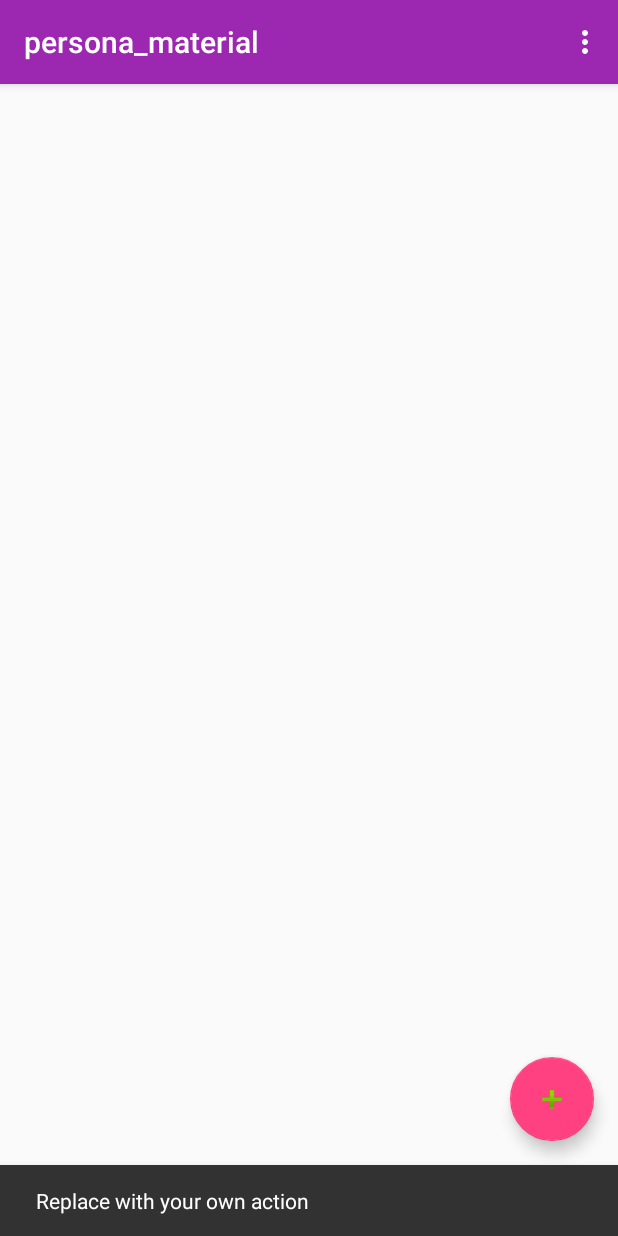
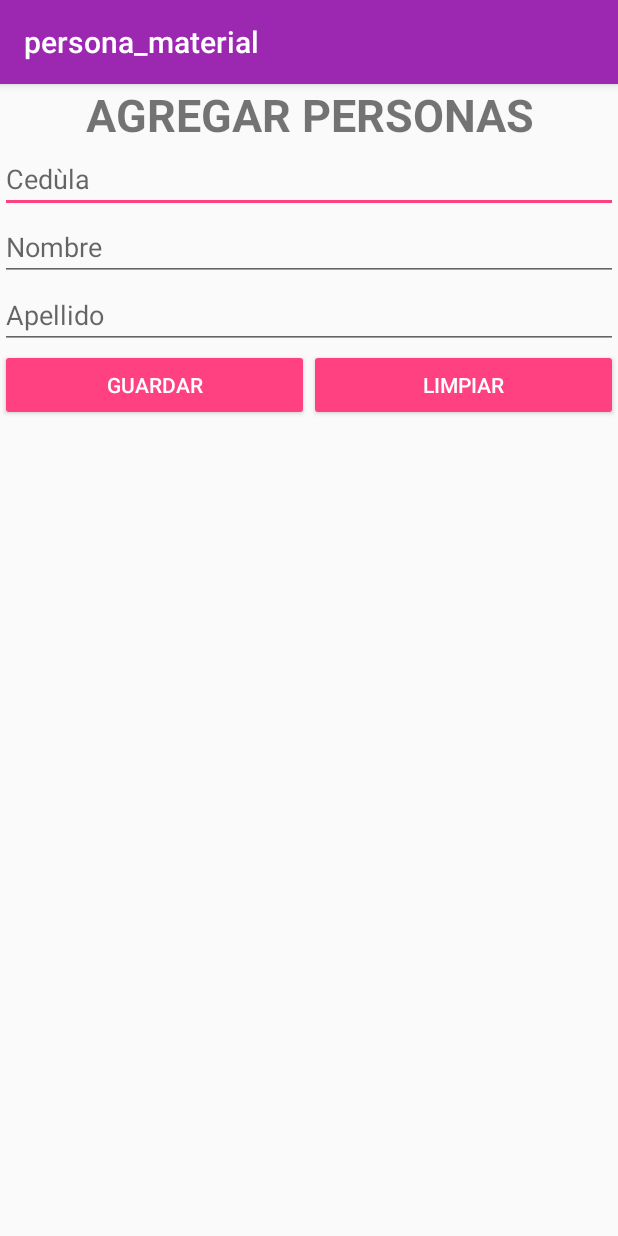
Before and after one commit to YuriQuintero5/Personal_Material, an Android app: the screen it shows after launch (MainActivity before the commit, AgregarPersonas after it), after a tap on an icon or button, on a phone screen of 412 x 824 dp. Run offline under Robolectric (Android 15) with nearby library versions, the phone set to English and light mode, and no system bars.

Commit message:
Funcionalidad agregar persona terminada, queda pendiente validaciones

```diff
--- a/app/src/main/java/com/example/persona_material/AgregarPersonas.java
+++ b/app/src/main/java/com/example/persona_material/AgregarPersonas.java
@@ -2,13 +2,73 @@ package com.example.persona_material;
 
 import androidx.appcompat.app.AppCompatActivity;
 
+import android.content.Context;
+import android.content.Intent;
 import android.os.Bundle;
+import android.view.View;
+import android.view.inputmethod.InputMethodManager;
+import android.widget.EditText;
+
+import com.google.android.material.snackbar.Snackbar;
+
+import java.util.ArrayList;
+import java.util.Random;
 
 public class AgregarPersonas extends AppCompatActivity {
+    private ArrayList<Integer> fotos;
+    private EditText cedula, nombre, apellido;
 
     @Override
     protected void onCreate(Bundle savedInstanceState) {
         super.onCreate(savedInstanceState);
         setContentView(R.layout.activity_agregar_personas);
+        cedula = findViewById(R.id.txtCedula);
+        nombre = findViewById(R.id.txtNombre);
+        apellido = findViewById(R.id.txtApellido);
+
+        fotos = new ArrayList<>();
+        fotos.add(R.drawable.images);
+        fotos.add(R.drawable.images2);
+        fotos.add(R.drawable.images3);
+    }
+
+    public void guardar(View v){
+        String ced, nom, apell;
+        int foto;
+        Persona persona;
+        InputMethodManager imp = (InputMethodManager) getSystemService(Context.INPUT_METHOD_SERVICE);//para qu el teclado se baje
+        ced = cedula.getText().toString();
+        nom = nombre.getText().toString();
+        apell = apellido.getText().toString();
+        foto = foto_aleatoria();
+        persona = new Persona(ced, nom, apell, foto);
+        persona.guardar();
+        limpiar();
+        imp.hideSoftInputFromWindow(cedula.getWindowToken(), 0);//para qu el teclado se baje
+        Snackbar.make(v, getString(R.string.mensaje_guardado_correcto), Snackbar.LENGTH_LONG).show();
+    }
+
+    public void limpiar(View V){
+        limpiar();
+    }
+
+    public int foto_aleatoria(){
+        int foto_seleccionada;
+        Random r = new Random();
+        foto_seleccionada = r. nextInt(this.fotos.size());
+        return fotos.get(foto_seleccionada);
+    }
+
+    public void limpiar(){
+        cedula.setText("");
+        nombre.setText("");
+        apellido.setText("");
+        cedula.requestFocus();
+    }
+
+    public void onBackPressed(){
+        finish();
+        Intent i = new Intent(AgregarPersonas.this, MainActivity.class);
+        startActivity(i);
     }
 }
--- a/app/src/main/java/com/example/persona_material/MainActivity.java
+++ b/app/src/main/java/com/example/persona_material/MainActivity.java
@@ -1,5 +1,6 @@
 package com.example.persona_material;
 
+import android.content.Intent;
 import android.os.Bundle;
 
 import com.google.android.material.floatingactionbutton.FloatingActionButton;
@@ -20,36 +21,16 @@ public class MainActivity extends AppCompatActivity {
         setContentView(R.layout.activity_main);
         Toolbar toolbar = findViewById(R.id.toolbar);
         setSupportActionBar(toolbar);
+        FloatingActionButton fab = findViewById(R.id.btnAgregar);
 
-        FloatingActionButton fab = findViewById(R.id.btnAgregar);
-        fab.setOnClickListener(new View.OnClickListener() {
-            @Override
-            public void onClick(View view) {
-                Snackbar.make(view, "Replace with your own action", Snackbar.LENGTH_LONG)
-                        .setAction("Action", null).show();
-            }
-        });
     }
 
-    @Override
-    public boolean onCreateOptionsMenu(Menu menu) {
-        // Inflate the menu; this adds items to the action bar if it is present.
-        getMenuInflater().inflate(R.menu.menu_main, menu);
-        return true;
-    }
+    public void agregar(View v) {
+       Intent i;
+       i = new Intent(MainActivity.this, AgregarPersonas.class);
+       startActivity(i);
+       finish();
 
-    @Override
-    public boolean onOptionsItemSelected(MenuItem item) {
-        // Handle action bar item clicks here. The action bar will
-        // automatically handle clicks on the Home/Up button, so long
-        // as you specify a parent activity in AndroidManifest.xml.
-        int id = item.getItemId();
 
-        //noinspection SimplifiableIfStatement
-        if (id == R.id.action_settings) {
-            return true;
-        }
-
-        return super.onOptionsItemSelected(item);
     }
 }
--- a/app/src/main/res/layout/activity_agregar_personas.xml
+++ b/app/src/main/res/layout/activity_agregar_personas.xml
@@ -33,7 +33,7 @@
         android:inputType="textPersonName" />
 
     <EditText
-        android:id="@+id/editText3"
+        android:id="@+id/txtApellido"
         android:layout_width="match_parent"
         android:layout_height="wrap_content"
         android:ems="10"
@@ -51,6 +51,7 @@
             android:layout_width="wrap_content"
             android:layout_height="wrap_content"
             android:layout_weight="1"
+            android:onClick="guardar"
             android:text="@string/guardar" />
 
         <Button
@@ -59,6 +60,7 @@
             android:layout_width="wrap_content"
             android:layout_height="wrap_content"
             android:layout_weight="1"
+            android:onClick="limpiar"
             android:text="@string/limpiar" />
     </LinearLayout>
 </LinearLayout>
--- a/app/src/main/res/layout/activity_main.xml
+++ b/app/src/main/res/layout/activity_main.xml
@@ -28,6 +28,7 @@
         android:layout_height="wrap_content"
         android:layout_gravity="bottom|end"
         android:layout_margin="@dimen/fab_margin"
+        android:onClick="agregar"
         app:srcCompat="@android:drawable/ic_input_add" />
 
 </androidx.coordinatorlayout.widget.CoordinatorLayout>
--- a/app/src/main/res/values/strings.xml
+++ b/app/src/main/res/values/strings.xml
@@ -15,4 +15,5 @@
     <string name="apellido">Apellido</string>
     <string name="guardar">Guardar</string>
     <string name="limpiar">Limpiar</string>
+    <string name="mensaje_guardado_correcto">Persona Guardada Correctamente</string>
 </resources>
```
Also changed, not shown: app/src/main/res/drawable/images.jpeg (added), app/src/main/res/drawable/images2.jpg (added), app/src/main/res/drawable/images3.jpg (added).
